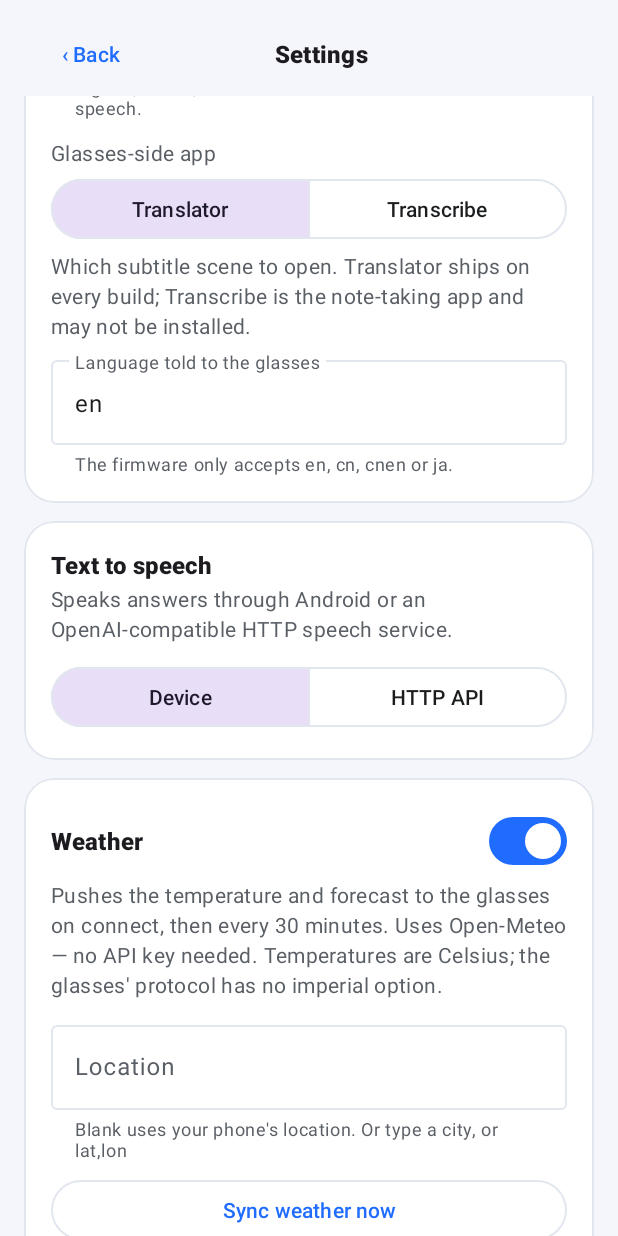
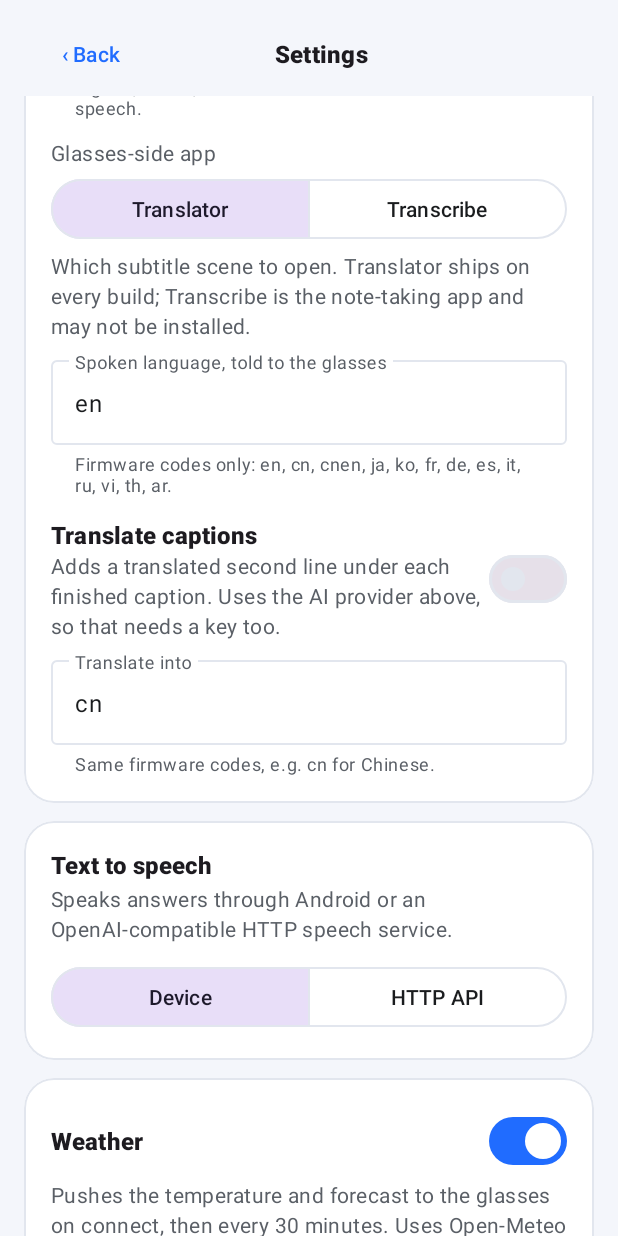
Before and after one commit to Panny777/Meizu-Myvu-Client, an Android app: the SettingsActivity screen opened directly, with no data from a screen before it, scrolled down 1064 dp, on a phone screen of 412 x 824 dp. Run offline under Robolectric (Android 15) with nearby library versions, the phone set to English and light mode, and no system bars.

Commit message:
Live captions: translate finished lines through the AI provider
Deepgram transcribes but does not translate, so a committed caption line can
now be handed to whichever LLM provider the assistant is already configured
with (CaptionTranslator) and the result sent to the lens. Off by default -- it
needs that provider's key on top of the speech one -- and set up under
Settings -> Live captions with a target language. A translation picked in the
scene's own picker on the glasses wins over the phone setting.

Only final lines are translated, never partials, and on a single worker thread
so translations reach the lens in the order they were spoken. The translation
goes out as a second final msgCmd 53 carrying the original's timestamps, so it
lands on the same caption line.

The scene is still opened in transcribe mode with dst == src. On hardware,
transType 1 or 2 with dst != src left the lens on its loading screen while
good captions arrived, so the vendor's native two-line layout stays unfinished
until there is a capture of the official app actually translating.

Languages holds the codes the firmware accepts (en, cn, cnen, ja, ko, fr, de,
es, it, ru, vi, th, ar) and their English names for the prompt. An unsupported
target is logged and captioning carries on untranslated, rather than
mislabelling the subtitle.

Also:
- Announce the translator's early package to the launcher on every connect, as
  the vendor's EarlyInterConnectHelper does; the init burst never carried it.
- Wait 1.2s after the glasses' open telemetry before answering, so open_app no
  longer lands on a scene the launcher is still bringing up.
- Shorten the reopen guard after msgCmd 7 from 5s to 1.2s; the longer window
  swallowed genuine reopens.

```diff
--- a/android/app/src/main/java/com/myvu/client/core/Prefs.java
+++ b/android/app/src/main/java/com/myvu/client/core/Prefs.java
@@ -27,7 +27,8 @@ public final class Prefs {
     private static final String KEY_DEEPGRAM_LANGUAGE = "deepgram_language";
     private static final String KEY_TRANSCRIBE_PEER = "transcribe_peer";
     private static final String KEY_TRANSCRIBE_GLASSES_LANG = "transcribe_glasses_lang";
-    private static final String KEY_TRANSCRIBE_SUBTITLE_SET = "transcribe_subtitle_set";
+    private static final String KEY_TRANSLATE_ENABLED = "transcribe_translate_enabled";
+    private static final String KEY_TRANSLATE_TARGET = "transcribe_translate_target";
 
     // An empty field selects discovery. A developer's sample device address
     // would otherwise bypass scanning and time out for every new installation.
@@ -319,13 +320,28 @@ public final class Prefs {
         prefs(c).edit().putString(KEY_TRANSCRIBE_GLASSES_LANG, lang).apply();
     }
 
-    /** See TranscribeProtocol.SUBTITLE_*; 4 is what the vendor app sends. */
-    public static int transcribeSubtitleSet(Context c) {
-        return prefs(c).getInt(KEY_TRANSCRIBE_SUBTITLE_SET, 4);
+    /**
+     * Whether to translate captions as well as transcribe them.
+     *
+     * Off by default: it needs an LLM provider configured on top of Deepgram,
+     * and turning it on silently would make captioning fail for anyone who has
+     * only set up the speech key.
+     */
+    public static boolean translateEnabled(Context c) {
+        return prefs(c).getBoolean(KEY_TRANSLATE_ENABLED, false);
     }
 
-    public static void setTranscribeSubtitleSet(Context c, int type) {
-        prefs(c).edit().putInt(KEY_TRANSCRIBE_SUBTITLE_SET, type).apply();
+    public static void setTranslateEnabled(Context c, boolean enabled) {
+        prefs(c).edit().putBoolean(KEY_TRANSLATE_ENABLED, enabled).apply();
+    }
+
+    /** Target language, as a code the GLASSES accept -- see Languages. */
+    public static String translateTarget(Context c) {
+        return nonEmpty(prefs(c).getString(KEY_TRANSLATE_TARGET, ""), "cn");
+    }
+
+    public static void setTranslateTarget(Context c, String code) {
+        prefs(c).edit().putString(KEY_TRANSLATE_TARGET, code).apply();
     }
 
     private static String nonEmpty(String value, String fallback) {
--- a/android/app/src/main/java/com/myvu/client/ui/SettingsActivity.java
+++ b/android/app/src/main/java/com/myvu/client/ui/SettingsActivity.java
@@ -52,6 +52,7 @@ public class SettingsActivity extends AppCompatActivity {
     private TextInputEditText txtDeepgramModel;
     private TextInputEditText txtDeepgramLanguage;
     private TextInputEditText txtGlassesLang;
+    private TextInputEditText txtTranslateTarget;
 
     private AiProvider aiProvider;
     private SttProvider sttProvider;
@@ -98,6 +99,7 @@ public class SettingsActivity extends AppCompatActivity {
         txtDeepgramModel = findViewById(R.id.txtDeepgramModel);
         txtDeepgramLanguage = findViewById(R.id.txtDeepgramLanguage);
         txtGlassesLang = findViewById(R.id.txtGlassesLang);
+        txtTranslateTarget = findViewById(R.id.txtTranslateTarget);
     }
 
     private void configureProviderSelectors() {
@@ -171,6 +173,16 @@ public class SettingsActivity extends AppCompatActivity {
         txtDeepgramModel.setText(Prefs.deepgramModel(this));
         txtDeepgramLanguage.setText(Prefs.deepgramLanguage(this));
         txtGlassesLang.setText(Prefs.transcribeGlassesLang(this));
+        txtTranslateTarget.setText(Prefs.translateTarget(this));
+
+        MaterialSwitch translate = findViewById(R.id.swTranslate);
+        translate.setChecked(Prefs.translateEnabled(this));
+        translate.setOnCheckedChangeListener(new CompoundButton.OnCheckedChangeListener() {
+            @Override
+            public void onCheckedChanged(CompoundButton button, boolean checked) {
+                Prefs.setTranslateEnabled(SettingsActivity.this, checked);
+            }
+        });
     }
 
     private void configurePersistence() {
@@ -247,6 +259,11 @@ public class SettingsActivity extends AppCompatActivity {
         persist(txtGlassesLang, new Saver() {
             @Override public void save(String value) {
                 Prefs.setTranscribeGlassesLang(SettingsActivity.this, value.trim());
+            }
+        });
+        persist(txtTranslateTarget, new Saver() {
+            @Override public void save(String value) {
+                Prefs.setTranslateTarget(SettingsActivity.this, value.trim());
             }
         });
         persist(txtSystemPrompt, new Saver() {
--- a/android/app/src/main/res/layout/activity_connect.xml
+++ b/android/app/src/main/res/layout/activity_connect.xml
@@ -321,6 +321,12 @@
                             android:layout_width="match_parent" android:layout_height="wrap_content"
                             android:layout_marginTop="6dp" android:minLines="2" android:maxLines="4"
                             android:textSize="15sp" android:text="" />
+                        <TextView
+                            android:id="@+id/txtCaptionTranslated"
+                            android:layout_width="match_parent" android:layout_height="wrap_content"
+                            android:layout_marginTop="2dp" android:maxLines="3"
+                            android:textSize="15sp" android:textStyle="italic"
+                            android:visibility="gone" android:text="" />
 
                         <LinearLayout android:layout_width="match_parent" android:layout_height="wrap_content"
                             android:orientation="horizontal" android:layout_marginTop="8dp">
--- a/android/app/src/main/res/layout/activity_settings.xml
+++ b/android/app/src/main/res/layout/activity_settings.xml
@@ -349,11 +349,46 @@
                         style="@style/Widget.Material3.TextInputLayout.OutlinedBox"
                         android:layout_width="match_parent" android:layout_height="wrap_content"
                         android:layout_marginTop="8dp"
-                        android:hint="Language told to the glasses"
+                        android:hint="Spoken language, told to the glasses"
                         app:helperTextEnabled="true"
-                        app:helperText="The firmware only accepts en, cn, cnen or ja.">
+                        app:helperText="Firmware codes only: en, cn, cnen, ja, ko, fr, de, es, it, ru, vi, th, ar.">
                         <com.google.android.material.textfield.TextInputEditText
                             android:id="@+id/txtGlassesLang"
+                            android:layout_width="match_parent" android:layout_height="wrap_content"
+                            android:inputType="text"
+                            android:importantForAutofill="no" android:maxLines="1" />
+                    </com.google.android.material.textfield.TextInputLayout>
+
+                    <LinearLayout android:layout_width="match_parent"
+                        android:layout_height="wrap_content"
+                        android:layout_marginTop="14dp" android:orientation="horizontal"
+                        android:gravity="center_vertical">
+                        <LinearLayout android:layout_width="0dp" android:layout_weight="1"
+                            android:layout_height="wrap_content" android:orientation="vertical">
+                            <TextView style="@style/CardTitle.Myvu"
+                                android:layout_width="wrap_content"
+                                android:layout_height="wrap_content"
+                                android:text="Translate captions" />
+                            <TextView style="@style/Label.Myvu"
+                                android:layout_width="match_parent"
+                                android:layout_height="wrap_content"
+                                android:text="Adds a translated second line under each finished caption. Uses the AI provider above, so that needs a key too." />
+                        </LinearLayout>
+                        <com.google.android.material.materialswitch.MaterialSwitch
+                            android:id="@+id/swTranslate"
+                            android:layout_width="wrap_content"
+                            android:layout_height="wrap_content" />
+                    </LinearLayout>
+
+                    <com.google.android.material.textfield.TextInputLayout
+                        style="@style/Widget.Material3.TextInputLayout.OutlinedBox"
+                        android:layout_width="match_parent" android:layout_height="wrap_content"
+                        android:layout_marginTop="8dp"
+                        android:hint="Translate into"
+                        app:helperTextEnabled="true"
+                        app:helperText="Same firmware codes, e.g. cn for Chinese.">
+                        <com.google.android.material.textfield.TextInputEditText
+                            android:id="@+id/txtTranslateTarget"
                             android:layout_width="match_parent" android:layout_height="wrap_content"
                             android:inputType="text"
                             android:importantForAutofill="no" android:maxLines="1" />
```
Also changed, not shown: android/app/src/main/java/com/myvu/client/service/ConnectionManager.java (+7 -0 lines), android/app/src/main/java/com/myvu/client/transcribe/CaptionTranslator.java (added, +122 -0 lines), android/app/src/main/java/com/myvu/client/transcribe/Languages.java (added, +63 -0 lines), android/app/src/main/java/com/myvu/client/transcribe/TranscribeProtocol.java (+80 -13 lines), android/app/src/main/java/com/myvu/client/transcribe/TranscribeSession.java (+215 -32 lines), android/app/src/main/java/com/myvu/client/ui/ConnectActivity.java (+18 -2 lines), 3 other files.
